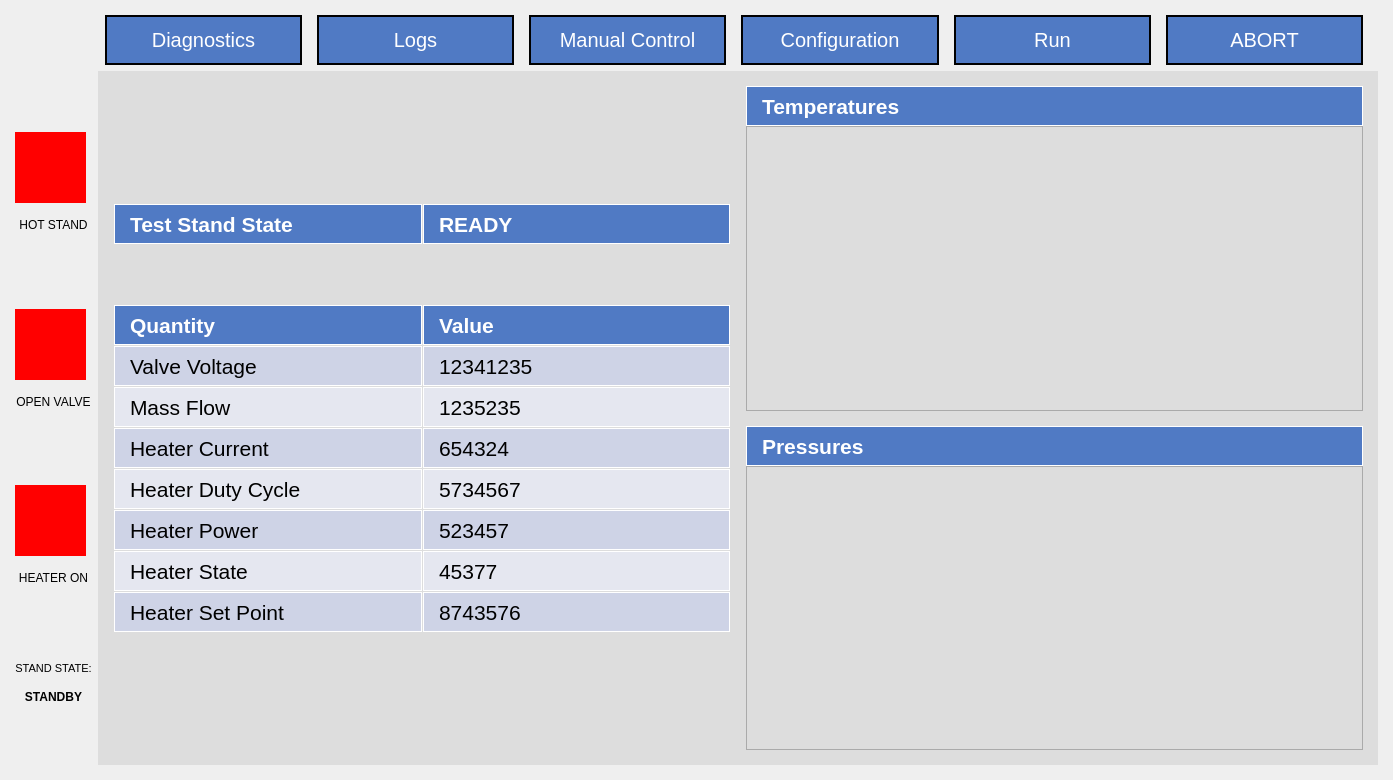
Before: the Qt Designer form App/UI/QT5_Generated_UI.ui in osuntp/ntp, drawn with Qt 5.
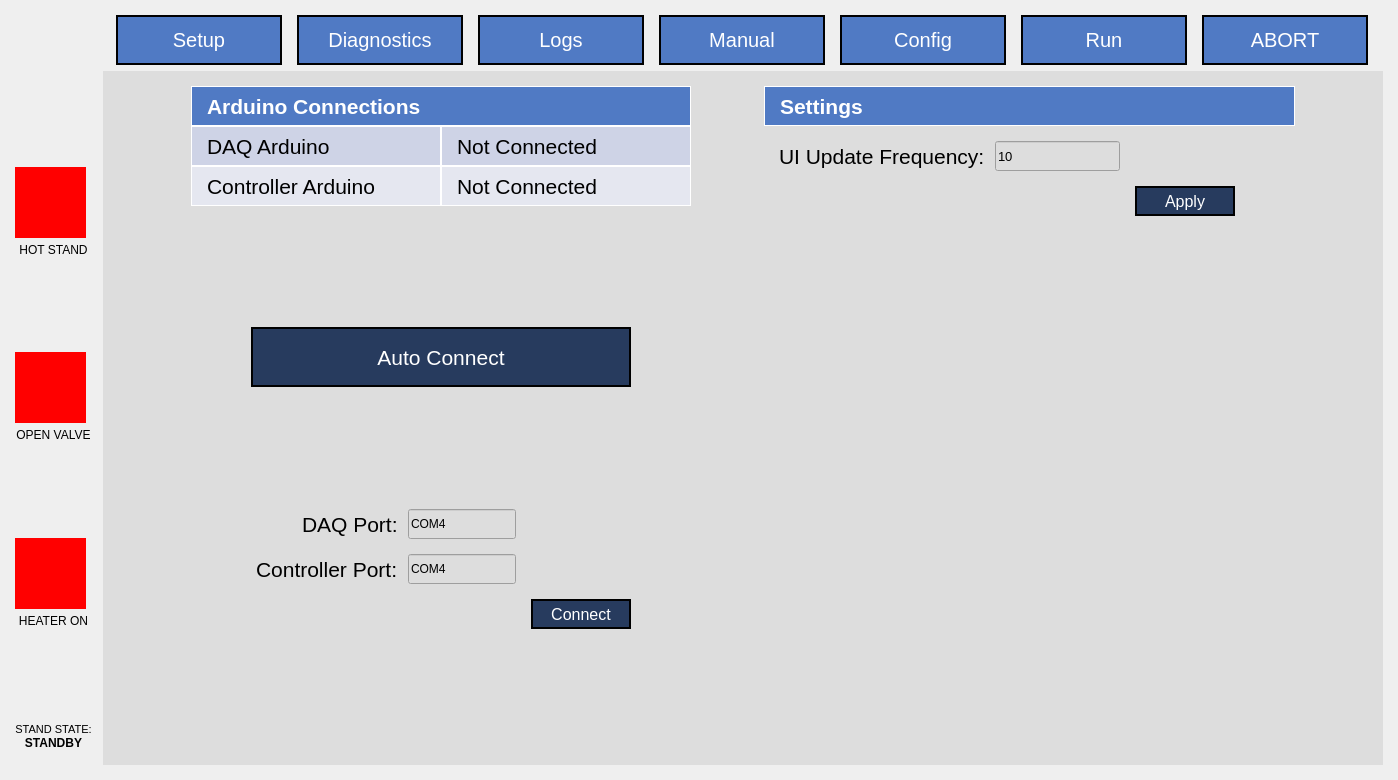
After: the same form once the commit is applied. Custom widgets are drawn as their Qt base class.

Commit message: Created new "setup" page to handle arduino connections and app settings.

The edit to the form file:
```diff
--- a/App/UI/QT5_Generated_UI.ui
+++ b/App/UI/QT5_Generated_UI.ui
@@ -6,7 +6,7 @@
    <rect>
     <x>0</x>
     <y>0</y>
-    <width>1373</width>
+    <width>1381</width>
     <height>780</height>
    </rect>
   </property>
@@ -44,6 +44,9 @@
       <property name="spacing">
        <number>15</number>
       </property>
+      <property name="leftMargin">
+       <number>8</number>
+      </property>
       <item>
        <spacer name="horizontalSpacer">
         <property name="orientation">
@@ -54,12 +57,47 @@
         </property>
         <property name="sizeHint" stdset="0">
          <size>
-          <width>90</width>
+          <width>93</width>
           <height>20</height>
          </size>
         </property>
        </spacer>
       </item>
+      <item>
+       <widget class="QPushButton" name="setup_tab">
+        <property name="sizePolicy">
+         <sizepolicy hsizetype="Expanding" vsizetype="Fixed">
+          <horstretch>0</horstretch>
+          <verstretch>0</verstretch>
+         </sizepolicy>
+        </property>
+        <property name="minimumSize">
+         <size>
+          <width>125</width>
+          <height>50</height>
+         </size>
+        </property>
+        <property name="maximumSize">
+         <size>
+          <width>999</width>
+          <height>50</height>
+         </size>
+        </property>
+        <property name="font">
+         <font>
+          <pointsize>15</pointsize>
+         </font>
+        </property>
+        <property name="styleSheet">
+         <string notr="true">border: 2px solid black;
+background-color: rgb(80, 122, 196); 
+color: rgb(255, 255, 255);</string>
+        </property>
+        <property name="text">
+         <string>Setup</string>
+        </property>
+       </widget>
+      </item>
       <item>
        <widget class="QPushButton" name="diagnostics_tab">
         <property name="sizePolicy">
@@ -70,7 +108,7 @@
         </property>
         <property name="minimumSize">
          <size>
-          <width>180</width>
+          <width>125</width>
           <height>50</height>
          </size>
         </property>
@@ -105,7 +143,7 @@
         </property>
         <property name="minimumSize">
          <size>
-          <width>180</width>
+          <width>125</width>
           <height>50</height>
          </size>
         </property>
@@ -140,7 +178,7 @@
         </property>
         <property name="minimumSize">
          <size>
-          <width>180</width>
+          <width>125</width>
           <height>50</height>
          </size>
         </property>
@@ -161,7 +199,7 @@
 color: rgb(255, 255, 255);</string>
         </property>
         <property name="text">
-         <string>Manual Control</string>
+         <string>Manual</string>
         </property>
        </widget>
       </item>
@@ -175,7 +213,7 @@
         </property>
         <property name="minimumSize">
          <size>
-          <width>180</width>
+          <width>125</width>
           <height>50</height>
          </size>
         </property>
@@ -196,7 +234,7 @@
 color: rgb(255, 255, 255);</string>
         </property>
         <property name="text">
-         <string>Configuration</string>
+         <string>Config</string>
         </property>
        </widget>
       </item>
@@ -210,7 +248,7 @@
         </property>
         <property name="minimumSize">
          <size>
-          <width>180</width>
+          <width>125</width>
           <height>50</height>
          </size>
         </property>
@@ -245,7 +283,7 @@
         </property>
         <property name="minimumSize">
          <size>
-          <width>180</width>
+          <width>125</width>
           <height>50</height>
          </size>
         </property>
@@ -293,7 +331,7 @@
       <item>
        <layout class="QVBoxLayout" name="verticalLayout_2">
         <property name="spacing">
-         <number>15</number>
+         <number>0</number>
         </property>
         <item>
          <spacer name="verticalSpacer_4">
@@ -333,6 +371,22 @@
           </property>
          </widget>
         </item>
+        <item>
+         <spacer name="verticalSpacer_18">
+          <property name="orientation">
+           <enum>Qt::Vertical</enum>
+          </property>
+          <property name="sizeType">
+           <enum>QSizePolicy::Fixed</enum>
+          </property>
+          <property name="sizeHint" stdset="0">
+           <size>
+            <width>5</width>
+            <height>5</height>
+           </size>
+          </property>
+         </spacer>
+        </item>
         <item>
          <widget class="QLabel" name="side_bar_hot_stand_label">
           <property name="sizePolicy">
@@ -381,6 +435,22 @@
           </property>
          </widget>
         </item>
+        <item>
+         <spacer name="verticalSpacer_23">
+          <property name="orientation">
+           <enum>Qt::Vertical</enum>
+          </property>
+          <property name="sizeType">
+           <enum>QSizePolicy::Fixed</enum>
+          </property>
+          <property name="sizeHint" stdset="0">
+           <size>
+            <width>5</width>
+            <height>5</height>
+           </size>
+          </property>
+         </spacer>
+        </item>
         <item>
          <widget class="QLabel" name="side_bar_valve_open_label">
           <property name="sizePolicy">
@@ -429,6 +499,22 @@
           </property>
          </widget>
         </item>
+        <item>
+         <spacer name="verticalSpacer_24">
+          <property name="orientation">
+           <enum>Qt::Vertical</enum>
+          </property>
+          <property name="sizeType">
+           <enum>QSizePolicy::Fixed</enum>
+          </property>
+          <property name="sizeHint" stdset="0">
+           <size>
+            <width>5</width>
+            <height>5</height>
+           </size>
+          </property>
+         </spacer>
+        </item>
         <item>
          <widget class="QLabel" name="side_bar_heater_label">
           <property name="sizePolicy">
@@ -494,23 +580,42 @@
           <property name="orientation">
            <enum>Qt::Vertical</enum>
           </property>
+          <property name="sizeType">
+           <enum>QSizePolicy::Fixed</enum>
+          </property>
           <property name="sizeHint" stdset="0">
            <size>
             <width>10</width>
-            <height>0</height>
+            <height>15</height>
            </size>
           </property>
          </spacer>
         </item>
        </layout>
       </item>
+      <item>
+       <spacer name="horizontalSpacer_9">
+        <property name="orientation">
+         <enum>Qt::Horizontal</enum>
+        </property>
+        <property name="sizeType">
+         <enum>QSizePolicy::Fixed</enum>
+        </property>
+        <property name="sizeHint" stdset="0">
+         <size>
+          <width>5</width>
+          <height>20</height>
+         </size>
+        </property>
+       </spacer>
+      </item>
       <item>
        <widget class="QStackedWidget" name="stacked_widget">
         <property name="styleSheet">
          <string notr="true">background-color: rgb(221, 221, 221);</string>
         </property>
         <property name="currentIndex">
-         <number>0</number>
+         <number>5</number>
         </property>
         <widget class="QWidget" name="diagnostics_page">
          <layout class="QHBoxLayout" name="horizontalLayout_3">
@@ -1227,7 +1332,7 @@
               </property>
               <property name="minimumSize">
                <size>
-                <width>565</width>
+                <width>0</width>
                 <height>40</height>
                </size>
               </property>
@@ -1279,7 +1384,7 @@
               </property>
               <property name="minimumSize">
                <size>
-                <width>565</width>
+                <width>0</width>
                 <height>40</height>
                </size>
               </property>
@@ -3366,6 +3471,874 @@
           </item>
          </layout>
         </widget>
+        <widget class="QWidget" name="setup_page">
+         <layout class="QHBoxLayout" name="horizontalLayout_15">
+          <property name="spacing">
+           <number>0</number>
+          </property>
+          <property name="leftMargin">
+           <number>15</number>
+          </property>
+          <property name="topMargin">
+           <number>15</number>
+          </property>
+          <property name="rightMargin">
+           <number>15</number>
+          </property>
+          <property name="bottomMargin">
+           <number>15</number>
+          </property>
+          <item>
+           <spacer name="horizontalSpacer_11">
+            <property name="orientation">
+             <enum>Qt::Horizontal</enum>
+            </property>
+            <property name="sizeHint" stdset="0">
+             <size>
+              <width>40</width>
+              <height>20</height>
+             </size>
+            </property>
+           </spacer>
+          </item>
+          <item>
+           <layout class="QVBoxLayout" name="verticalLayout_12">
+            <property name="spacing">
+             <number>0</number>
+            </property>
+            <property name="topMargin">
+             <number>0</number>
+            </property>
+            <property name="bottomMargin">
+             <number>0</number>
+            </property>
+            <item>
+             <widget class="QLabel" name="label_3">
+              <property name="sizePolicy">
+               <sizepolicy hsizetype="Minimum" vsizetype="Preferred">
+                <horstretch>0</horstretch>
+                <verstretch>0</verstretch>
+               </sizepolicy>
+              </property>
+              <property name="minimumSize">
+               <size>
+                <width>250</width>
+                <height>40</height>
+               </size>
+              </property>
+              <property name="maximumSize">
+               <size>
+                <width>16777215</width>
+                <height>40</height>
+               </size>
+              </property>
+              <property name="font">
+               <font>
+                <pointsize>16</pointsize>
+                <weight>75</weight>
+                <bold>true</bold>
+               </font>
+              </property>
+              <property name="styleSheet">
+               <string notr="true"> background-color: rgb(80, 122, 196); color: rgb(255, 255, 255);
+border: 1px solid white;</string>
+              </property>
+              <property name="text">
+               <string>Arduino Connections</string>
+              </property>
+              <property name="indent">
+               <number>15</number>
+              </property>
+             </widget>
+            </item>
+            <item>
+             <layout class="QHBoxLayout" name="horizontalLayout_14">
+              <property name="spacing">
+               <number>0</number>
+              </property>
+              <property name="topMargin">
+               <number>0</number>
+              </property>
+              <property name="bottomMargin">
+               <number>0</number>
+              </property>
+              <item>
+               <widget class="QLabel" name="label_25">
+                <property name="sizePolicy">
+                 <sizepolicy hsizetype="Minimum" vsizetype="Fixed">
+                  <horstretch>0</horstretch>
+                  <verstretch>0</verstretch>
+                 </sizepolicy>
+                </property>
+                <property name="minimumSize">
+                 <size>
+                  <width>250</width>
+                  <height>40</height>
+                 </size>
+                </property>
+                <property name="font">
+                 <font>
+                  <pointsize>16</pointsize>
+                 </font>
+                </property>
+                <property name="styleSheet">
+                 <string notr="true">color: rgb(0, 0, 0);
+background-color: rgb(206, 211, 230);
+border: 1px solid white;</string>
+                </property>
+                <property name="text">
+                 <string>DAQ Arduino</string>
+                </property>
+                <property name="indent">
+                 <number>15</number>
+                </property>
+               </widget>
+              </item>
+              <item>
+               <widget class="QLabel" name="setup_daq_status_label">
+                <property name="sizePolicy">
+                 <sizepolicy hsizetype="Minimum" vsizetype="Fixed">
+                  <horstretch>0</horstretch>
+                  <verstretch>0</verstretch>
+                 </sizepolicy>
+                </property>
+                <property name="minimumSize">
+                 <size>
+                  <width>250</width>
+                  <height>40</height>
+                 </size>
+                </property>
+                <property name="font">
+                 <font>
+                  <pointsize>16</pointsize>
+                 </font>
+                </property>
+                <property name="styleSheet">
+                 <string notr="true">color: rgb(0, 0, 0);
+background-color: rgb(206, 211, 230);
+border: 1px solid white;</string>
+                </property>
+                <property name="text">
+                 <string>Not Connected</string>
+                </property>
+                <property name="indent">
+                 <number>15</number>
+                </property>
+               </widget>
+              </item>
+             </layout>
+            </item>
+            <item>
+             <layout class="QHBoxLayout" name="horizontalLayout_11">
+              <property name="spacing">
+               <number>0</number>
+              </property>
+              <property name="topMargin">
+               <number>0</number>
+              </property>
+              <property name="bottomMargin">
+               <number>0</number>
+              </property>
+              <item>
+               <widget class="QLabel" name="label_18">
+                <property name="sizePolicy">
+                 <sizepolicy hsizetype="Minimum" vsizetype="Fixed">
+                  <horstretch>0</horstretch>
+                  <verstretch>0</verstretch>
+                 </sizepolicy>
+                </property>
+                <property name="minimumSize">
+                 <size>
+                  <width>250</width>
+                  <height>40</height>
+                 </size>
+                </property>
+                <property name="font">
+                 <font>
+                  <pointsize>16</pointsize>
+                 </font>
+                </property>
+                <property name="styleSheet">
+                 <string notr="true">color: rgb(0, 0, 0);
+border: 1px solid white;
+background-color: rgb(229, 231, 240);</string>
+                </property>
+                <property name="text">
+                 <string>Controller Arduino</string>
+                </property>
+                <property name="indent">
+                 <number>15</number>
+                </property>
+               </widget>
+              </item>
+              <item>
+               <widget class="QLabel" name="setup_controller_status_label">
+                <property name="sizePolicy">
+                 <sizepolicy hsizetype="Minimum" vsizetype="Fixed">
+                  <horstretch>0</horstretch>
+                  <verstretch>0</verstretch>
+                 </sizepolicy>
+                </property>
+                <property name="minimumSize">
+                 <size>
+                  <width>250</width>
+                  <height>40</height>
+                 </size>
+                </property>
+                <property name="font">
+                 <font>
+                  <pointsize>16</pointsize>
+                 </font>
+                </property>
+                <property name="styleSheet">
+                 <string notr="true">color: rgb(0, 0, 0);
+border: 1px solid white;
+background-color: rgb(229, 231, 240);</string>
+                </property>
+                <property name="text">
+                 <string>Not Connected</string>
+                </property>
+                <property name="indent">
+                 <number>15</number>
+                </property>
+               </widget>
+              </item>
+             </layout>
+            </item>
+            <item>
+             <spacer name="verticalSpacer_26">
+              <property name="orientation">
+               <enum>Qt::Vertical</enum>
+              </property>
+              <property name="sizeHint" stdset="0">
+               <size>
+                <width>20</width>
+                <height>40</height>
+               </size>
+              </property>
+             </spacer>
+            </item>
+            <item>
+             <layout class="QHBoxLayout" name="horizontalLayout_16">
+              <property name="spacing">
+               <number>0</number>
+              </property>
+              <property name="topMargin">
+               <number>0</number>
+              </property>
+              <property name="bottomMargin">
+               <number>0</number>
+              </property>
+              <item>
+               <spacer name="horizontalSpacer_8">
+                <property name="orientation">
+                 <enum>Qt::Horizontal</enum>
+                </property>
+                <property name="sizeType">
+                 <enum>QSizePolicy::Fixed</enum>
+                </property>
+                <property name="sizeHint" stdset="0">
+                 <size>
+                  <width>60</width>
+                  <height>20</height>
+                 </size>
+                </property>
+               </spacer>
+              </item>
+              <item>
+               <widget class="QPushButton" name="setup_autoconnect_button">
+                <property name="minimumSize">
+                 <size>
+                  <width>250</width>
+                  <height>60</height>
+                 </size>
+                </property>
+                <property name="font">
+                 <font>
+                  <pointsize>16</pointsize>
+                 </font>
+                </property>
+                <property name="styleSheet">
+                 <string notr="true">color: rgb(255, 255, 255);
+background-color: rgb(39, 59, 94);
+border:2px solid black;</string>
+                </property>
+                <property name="text">
+                 <string>Auto Connect</string>
+                </property>
+               </widget>
+              </item>
+              <item>
+               <spacer name="horizontalSpacer_10">
+                <property name="orientation">
+                 <enum>Qt::Horizontal</enum>
+                </property>
+                <property name="sizeType">
+                 <enum>QSizePolicy::Fixed</enum>
+                </property>
+                <property name="sizeHint" stdset="0">
+                 <size>
+                  <width>60</width>
+                  <height>20</height>
+                 </size>
+                </property>
+               </spacer>
+              </item>
+             </layout>
+            </item>
+            <item>
+             <spacer name="verticalSpacer_28">
+              <property name="orientation">
+               <enum>Qt::Vertical</enum>
+              </property>
+              <property name="sizeHint" stdset="0">
+               <size>
+                <width>20</width>
+                <height>40</height>
+               </size>
+              </property>
+             </spacer>
+            </item>
+            <item>
+             <layout class="QHBoxLayout" name="horizontalLayout_17">
+              <property name="spacing">
+               <number>0</number>
+              </property>
+              <property name="topMargin">
+               <number>0</number>
+              </property>
+              <property name="bottomMargin">
+               <number>15</number>
+              </property>
+              <item>
+               <spacer name="horizontalSpacer_13">
+                <property name="orientation">
+                 <enum>Qt::Horizontal</enum>
+                </property>
+                <property name="sizeHint" stdset="0">
+                 <size>
+                  <width>15</width>
+                  <height>20</height>
+                 </size>
+                </property>
+               </spacer>
+              </item>
+              <item>
+               <widget class="QLabel" name="label_27">
+                <property name="sizePolicy">
+                 <sizepolicy hsizetype="Minimum" vsizetype="Preferred">
+                  <horstretch>0</horstretch>
+                  <verstretch>0</verstretch>
+                 </sizepolicy>
+                </property>
+                <property name="font">
+                 <font>
+                  <pointsize>16</pointsize>
+                 </font>
+                </property>
+                <property name="text">
+                 <string>DAQ Port:</string>
+                </property>
+               </widget>
+              </item>
+              <item>
+               <spacer name="horizontalSpacer_15">
+                <property name="orientation">
+                 <enum>Qt::Horizontal</enum>
+                </property>
+                <property name="sizeType">
+                 <enum>QSizePolicy::Fixed</enum>
+                </property>
+                <property name="sizeHint" stdset="0">
+                 <size>
+                  <width>10</width>
+                  <height>20</height>
+                 </size>
+                </property>
+               </spacer>
+              </item>
+              <item>
+               <widget class="QLineEdit" name="setup_daq_port_field">
+                <property name="sizePolicy">
+                 <sizepolicy hsizetype="Fixed" vsizetype="Fixed">
+                  <horstretch>0</horstretch>
+                  <verstretch>0</verstretch>
+                 </sizepolicy>
+                </property>
+                <property name="minimumSize">
+                 <size>
+                  <width>0</width>
+                  <height>30</height>
+                 </size>
+                </property>
+                <property name="text">
+                 <string>COM4</string>
+                </property>
+               </widget>
+              </item>
+              <item>
+               <spacer name="horizontalSpacer_14">
+                <property name="orientation">
+                 <enum>Qt::Horizontal</enum>
+                </property>
+                <property name="sizeType">
+                 <enum>QSizePolicy::Fixed</enum>
+                </property>
+                <property name="sizeHint" stdset="0">
+                 <size>
+                  <width>175</width>
+                  <height>20</height>
+                 </size>
+                </property>
+               </spacer>
+              </item>
+             </layout>
+            </item>
+            <item>
+             <layout class="QHBoxLayout" name="horizontalLayout_18">
+              <property name="spacing">
+               <number>0</number>
+              </property>
+              <property name="topMargin">
+               <number>0</number>
+              </property>
+              <property name="bottomMargin">
+               <number>15</number>
+              </property>
+              <item>
+               <spacer name="horizontalSpacer_16">
+                <property name="orientation">
+                 <enum>Qt::Horizontal</enum>
+                </property>
+                <property name="sizeHint" stdset="0">
+                 <size>
+                  <width>15</width>
+                  <height>20</height>
+                 </size>
+                </property>
+               </spacer>
+              </item>
+              <item>
+               <widget class="QLabel" name="label_28">
+                <property name="sizePolicy">
+                 <sizepolicy hsizetype="Minimum" vsizetype="Preferred">
+                  <horstretch>0</horstretch>
+                  <verstretch>0</verstretch>
+                 </sizepolicy>
+                </property>
+                <property name="font">
+                 <font>
+                  <pointsize>16</pointsize>
+                 </font>
+                </property>
+                <property name="text">
+                 <string>Controller Port:</string>
+                </property>
+               </widget>
+              </item>
+              <item>
+               <spacer name="horizontalSpacer_17">
+                <property name="orientation">
+                 <enum>Qt::Horizontal</enum>
+                </property>
+                <property name="sizeType">
+                 <enum>QSizePolicy::Fixed</enum>
+                </property>
+                <property name="sizeHint" stdset="0">
+                 <size>
+                  <width>10</width>
+                  <height>20</height>
+                 </size>
+                </property>
+               </spacer>
+              </item>
+              <item>
+               <widget class="QLineEdit" name="setup_controller_port_field">
+                <property name="sizePolicy">
+                 <sizepolicy hsizetype="Fixed" vsizetype="Fixed">
+                  <horstretch>0</horstretch>
+                  <verstretch>0</verstretch>
+                 </sizepolicy>
+                </property>
+                <property name="minimumSize">
+                 <size>
+                  <width>0</width>
+                  <height>30</height>
+                 </size>
+                </property>
+                <property name="text">
+                 <string>COM4</string>
+                </property>
+               </widget>
+              </item>
+              <item>
+               <spacer name="horizontalSpacer_18">
+                <property name="orientation">
+                 <enum>Qt::Horizontal</enum>
+                </property>
+                <property name="sizeType">
+                 <enum>QSizePolicy::Fixed</enum>
+                </property>
+                <property name="sizeHint" stdset="0">
+                 <size>
+                  <width>175</width>
+                  <height>20</height>
+                 </size>
+                </property>
+               </spacer>
+              </item>
+             </layout>
+            </item>
+            <item>
+             <layout class="QHBoxLayout" name="horizontalLayout_19">
+              <property name="spacing">
+               <number>0</number>
+              </property>
+              <property name="topMargin">
+               <number>0</number>
+              </property>
+              <property name="bottomMargin">
+               <number>0</number>
+              </property>
+              <item>
+               <spacer name="horizontalSpacer_19">
+                <property name="orientation">
+                 <enum>Qt::Horizontal</enum>
+                </property>
+                <property name="sizeType">
+                 <enum>QSizePolicy::Expanding</enum>
+                </property>
+                <property name="sizeHint" stdset="0">
+                 <size>
+                  <width>60</width>
+                  <height>20</height>
+                 </size>
+                </property>
+               </spacer>
+              </item>
+              <item>
+               <widget class="QPushButton" name="setup_manualconnect_button">
+                <property name="minimumSize">
+                 <size>
+                  <width>100</width>
+                  <height>30</height>
+                 </size>
+                </property>
+                <property name="font">
+                 <font>
+                  <pointsize>12</pointsize>
+                 </font>
+                </property>
+                <property name="styleSheet">
+                 <string notr="true">color: rgb(255, 255, 255);
+background-color: rgb(39, 59, 94);
+border:2px solid black;</string>
+                </property>
+                <property name="text">
+                 <string>Connect</string>
+                </property>
+               </widget>
+              </item>
+              <item>
+               <spacer name="horizontalSpacer_20">
+                <property name="orientation">
+                 <enum>Qt::Horizontal</enum>
+                </property>
+                <property name="sizeType">
+                 <enum>QSizePolicy::Fixed</enum>
+                </property>
+                <property name="sizeHint" stdset="0">
+                 <size>
+                  <width>60</width>
+                  <height>20</height>
+                 </size>
+                </property>
+               </spacer>
+              </item>
+             </layout>
+            </item>
+            <item>
+             <spacer name="verticalSpacer_25">
+              <property name="orientation">
+               <enum>Qt::Vertical</enum>
+              </property>
+              <property name="sizeHint" stdset="0">
+               <size>
+                <width>20</width>
+                <height>40</height>
+               </size>
+              </property>
+             </spacer>
+            </item>
+           </layout>
+          </item>
+          <item>
+           <spacer name="horizontalSpacer_21">
+            <property name="orientation">
+             <enum>Qt::Horizontal</enum>
+            </property>
+            <property name="sizeHint" stdset="0">
+             <size>
+              <width>40</width>
+              <height>20</height>
+             </size>
+            </property>
+           </spacer>
+          </item>
+          <item>
+           <layout class="QVBoxLayout" name="verticalLayout_14">
+            <property name="spacing">
+             <number>15</number>
+            </property>
+            <property name="topMargin">
+             <number>0</number>
+            </property>
+            <property name="bottomMargin">
+             <number>0</number>
+            </property>
+            <item>
+             <widget class="QLabel" name="label_24">
+              <property name="sizePolicy">
+               <sizepolicy hsizetype="Minimum" vsizetype="Preferred">
+                <horstretch>0</horstretch>
+                <verstretch>0</verstretch>
+               </sizepolicy>
+              </property>
+              <property name="minimumSize">
+               <size>
+                <width>250</width>
+                <height>40</height>
+               </size>
+              </property>
+              <property name="maximumSize">
+               <size>
+                <width>16777215</width>
+                <height>40</height>
+               </size>
+              </property>
+              <property name="font">
+               <font>
+                <pointsize>16</pointsize>
+                <weight>75</weight>
+                <bold>true</bold>
+               </font>
+              </property>
+              <property name="styleSheet">
+               <string notr="true"> background-color: rgb(80, 122, 196); color: rgb(255, 255, 255);
+border: 1px solid white;</string>
+              </property>
+              <property name="text">
+               <string>Settings</string>
+              </property>
+              <property name="indent">
+               <number>15</number>
+              </property>
+             </widget>
+            </item>
+            <item>
+             <layout class="QHBoxLayout" name="horizontalLayout_29">
+              <property name="spacing">
+               <number>0</number>
+              </property>
+              <property name="topMargin">
+               <number>0</number>
+              </property>
+              <property name="bottomMargin">
+               <number>0</number>
+              </property>
+              <item>
+               <spacer name="horizontalSpacer_23">
+                <property name="orientation">
+                 <enum>Qt::Horizontal</enum>
+                </property>
+                <property name="sizeHint" stdset="0">
+                 <size>
+                  <width>15</width>
+                  <height>20</height>
+                 </size>
+                </property>
+               </spacer>
+              </item>
+              <item>
+               <widget class="QLabel" name="label_30">
+                <property name="sizePolicy">
+                 <sizepolicy hsizetype="Minimum" vsizetype="Preferred">
+                  <horstretch>0</horstretch>
+                  <verstretch>0</verstretch>
+                 </sizepolicy>
+                </property>
+                <property name="font">
+                 <font>
+                  <pointsize>16</pointsize>
+                 </font>
+                </property>
+                <property name="text">
+                 <string>UI Update Frequency:</string>
+                </property>
+               </widget>
+              </item>
+              <item>
+               <spacer name="horizontalSpacer_24">
+                <property name="orientation">
+                 <enum>Qt::Horizontal</enum>
+                </property>
+                <property name="sizeType">
+                 <enum>QSizePolicy::Fixed</enum>
+                </property>
+                <property name="sizeHint" stdset="0">
+                 <size>
+                  <width>10</width>
+                  <height>20</height>
+                 </size>
+                </property>
+               </spacer>
+              </item>
+              <item>
+               <widget class="QLineEdit" name="setup_ui_frequency_field">
+                <property name="sizePolicy">
+                 <sizepolicy hsizetype="Fixed" vsizetype="Fixed">
+                  <horstretch>0</horstretch>
+                  <verstretch>0</verstretch>
+                 </sizepolicy>
+                </property>
+                <property name="minimumSize">
+                 <size>
+                  <width>0</width>
+                  <height>30</height>
+                 </size>
+                </property>
+                <property name="font">
+                 <font>
+                  <pointsize>10</pointsize>
+                 </font>
+                </property>
+                <property name="text">
+                 <string>10</string>
+                </property>
+               </widget>
+              </item>
+              <item>
+               <spacer name="horizontalSpacer_25">
+                <property name="orientation">
+                 <enum>Qt::Horizontal</enum>
+                </property>
+                <property name="sizeType">
+                 <enum>QSizePolicy::Fixed</enum>
+                </property>
+                <property name="sizeHint" stdset="0">
+                 <size>
+                  <width>175</width>
+                  <height>20</height>
+                 </size>
+                </property>
+               </spacer>
+              </item>
+             </layout>
+            </item>
+            <item>
+             <layout class="QHBoxLayout" name="horizontalLayout_31">
+              <property name="spacing">
+               <number>0</number>
+              </property>
+              <property name="topMargin">
+               <number>0</number>
+              </property>
+              <property name="bottomMargin">
+               <number>0</number>
+              </property>
+              <item>
+               <spacer name="horizontalSpacer_29">
+                <property name="orientation">
+                 <enum>Qt::Horizontal</enum>
+                </property>
+                <property name="sizeType">
+                 <enum>QSizePolicy::Expanding</enum>
+                </property>
+                <property name="sizeHint" stdset="0">
+                 <size>
+                  <width>60</width>
+                  <height>20</height>
+                 </size>
+                </property>
+               </spacer>
+              </item>
+              <item>
+               <widget class="QPushButton" name="setup_apply_settings_button">
+                <property name="sizePolicy">
+                 <sizepolicy hsizetype="Fixed" vsizetype="Fixed">
+                  <horstretch>0</horstretch>
+                  <verstretch>0</verstretch>
+                 </sizepolicy>
+                </property>
+                <property name="minimumSize">
+                 <size>
+                  <width>100</width>
+                  <height>30</height>
+                 </size>
+                </property>
+                <property name="font">
+                 <font>
+                  <pointsize>12</pointsize>
+                 </font>
+                </property>
+                <property name="styleSheet">
+                 <string notr="true">color: rgb(255, 255, 255);
+background-color: rgb(39, 59, 94);
+border:2px solid black;</string>
+                </property>
+                <property name="text">
+                 <string>Apply</string>
+                </property>
+               </widget>
+              </item>
+              <item>
+               <spacer name="horizontalSpacer_30">
+                <property name="orientation">
+                 <enum>Qt::Horizontal</enum>
+                </property>
+                <property name="sizeType">
+                 <enum>QSizePolicy::Fixed</enum>
+                </property>
+                <property name="sizeHint" stdset="0">
+                 <size>
+                  <width>60</width>
+                  <height>20</height>
+                 </size>
+                </property>
+               </spacer>
+              </item>
+             </layout>
+            </item>
+            <item>
+             <spacer name="verticalSpacer_31">
+              <property name="orientation">
+               <enum>Qt::Vertical</enum>
+              </property>
+              <property name="sizeHint" stdset="0">
+               <size>
+                <width>20</width>
+                <height>40</height>
+               </size>
+              </property>
+             </spacer>
+            </item>
+           </layout>
+          </item>
+          <item>
+           <spacer name="horizontalSpacer_12">
+            <property name="orientation">
+             <enum>Qt::Horizontal</enum>
+            </property>
+            <property name="sizeHint" stdset="0">
+             <size>
+              <width>40</width>
+              <height>20</height>
+             </size>
+            </property>
+           </spacer>
+          </item>
+         </layout>
+        </widget>
        </widget>
       </item>
      </layout>
```
The commit also changes 4 other files.
